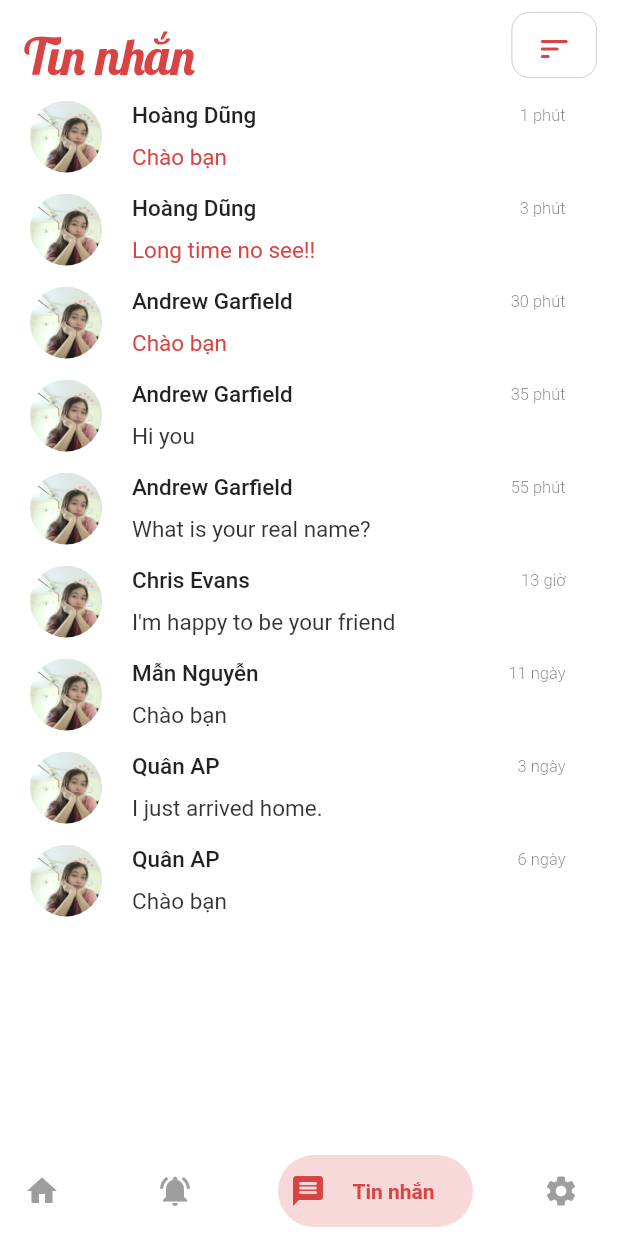
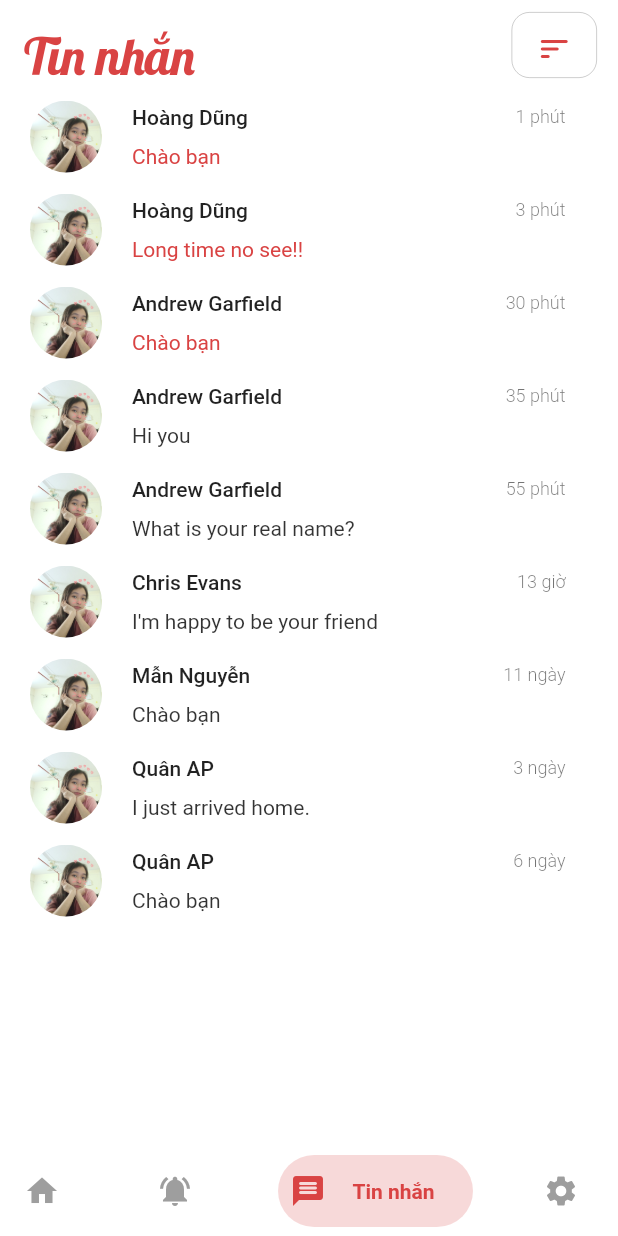
Before and after one commit to huutan3621/ehaba_dating_app, a Flutter app: the screen it shows after launch, swiped to page 3, on a phone screen of 412 x 824 dp. Run offline on Flutter 3.47's test engine with Material 2 defaults, Android fonts, the light colour scheme and no system bars; drawn by our look-alikes of bottom_navy_bar; our stand-ins replace chips_choice, tcard; Roboto replaces fonts that are missing (Raleway).

Commit message:
fix design in message and notification

```diff
--- a/lib/screens/Message/message_page.dart
+++ b/lib/screens/Message/message_page.dart
@@ -121,14 +121,14 @@ class _MessagePageState extends State<MessagePage> {
                                       Text(
                                         userMessages[index]['name'],
                                         style: TextStyle(
-                                            fontSize: 15,
+                                            fontSize: 14,
                                             fontWeight: FontWeight.w500),
                                       ),
                                     ],
                                   ),
                                   Text(userMessages[index]['created_at'],
                                       style: TextStyle(
-                                        fontSize: 11,
+                                        fontSize: 12,
                                         fontWeight: FontWeight.w300,
                                         color: Colors.black54,
                                       ))
@@ -143,7 +143,7 @@ class _MessagePageState extends State<MessagePage> {
                                       child: Text(
                                         userMessages[index]['message'],
                                         style: TextStyle(
-                                            fontSize: 15, color: kPrimaryColor),
+                                            fontSize: 14, color: kPrimaryColor),
                                         overflow: TextOverflow.ellipsis,
                                       ),
                                     )
@@ -152,7 +152,7 @@ class _MessagePageState extends State<MessagePage> {
                                       child: Text(
                                         userMessages[index]['message'],
                                         style: TextStyle(
-                                            fontSize: 15,
+                                            fontSize: 14,
                                             color:
                                                 Colors.black.withOpacity(0.8)),
                                         overflow: TextOverflow.ellipsis,
```
Also changed, not shown: lib/screens/Notification/notification_page.dart (+4 -4 lines).
